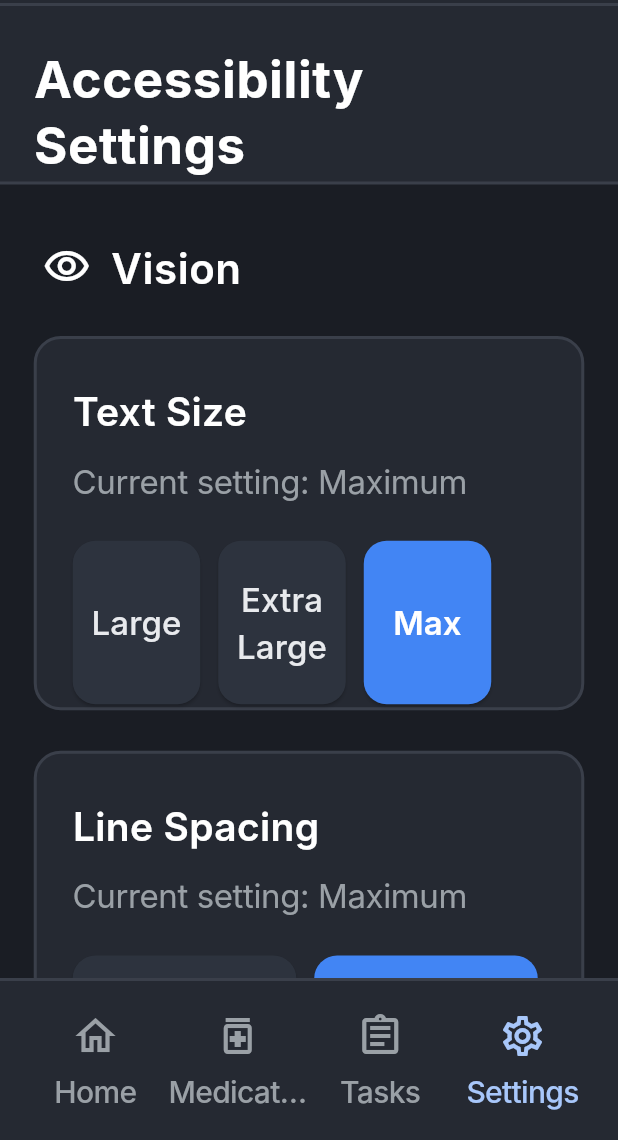
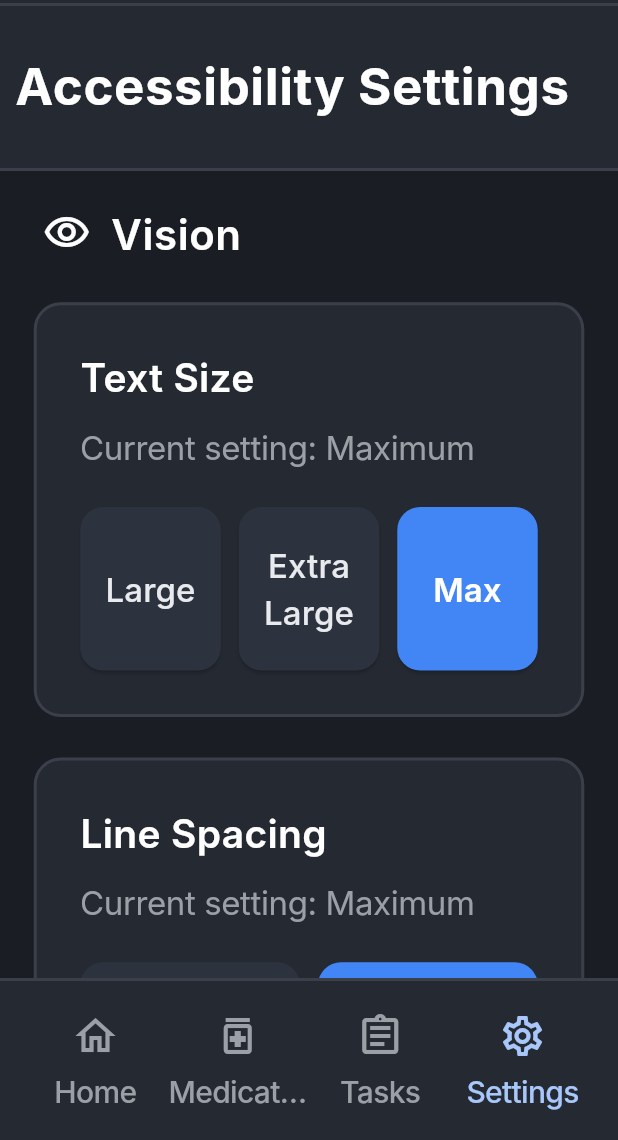
Before and after one commit to josephmw19/swen-661-careconnect-low-vision, a Flutter app: the screen it shows after launch, item 4 of the bottom bar chosen, on a phone screen of 412 x 824 dp, the part 96-1236 px from its top. Run offline on Flutter 3.47's test engine with Material 3 defaults, Android fonts, the phone set to English and light mode, and no system bars; Roboto replaces fonts that are missing (Inter).

Commit message:
flutter ui cleanup

```diff
--- a/flutter/flutter_lv/lib/appointments/appointments_page.dart
+++ b/flutter/flutter_lv/lib/appointments/appointments_page.dart
@@ -39,7 +39,7 @@ class AppointmentsPage extends StatelessWidget {
                   ),
                 ),
               ),
-              padding: const EdgeInsets.fromLTRB(22.5, 27, 22.5, 2),
+              padding: const EdgeInsets.fromLTRB(22.5, 27, 22.5, 22.5),
               child: Column(
                 crossAxisAlignment: CrossAxisAlignment.start,
                 children: [
@@ -86,7 +86,7 @@ class AppointmentsPage extends StatelessWidget {
             // Content area
             Expanded(
               child: SingleChildScrollView(
-                padding: const EdgeInsets.fromLTRB(22.5, 36, 22.5, 0),
+                padding: const EdgeInsets.all(22.5),
                 child: Column(
                   crossAxisAlignment: CrossAxisAlignment.stretch,
                   children: [
@@ -177,7 +177,7 @@ class AppointmentCard extends StatelessWidget {
         ),
         borderRadius: BorderRadius.circular(18),
       ),
-      padding: const EdgeInsets.fromLTRB(29, 29, 29, 2),
+      padding: const EdgeInsets.all(29),
       child: Column(
         crossAxisAlignment: CrossAxisAlignment.start,
         children: [
--- a/flutter/flutter_lv/lib/home/refill_reminder_card.dart
+++ b/flutter/flutter_lv/lib/home/refill_reminder_card.dart
@@ -14,7 +14,7 @@ class RefillReminderCard extends StatelessWidget {
         ),
         borderRadius: BorderRadius.circular(18),
       ),
-      padding: const EdgeInsets.fromLTRB(29, 29, 29, 2),
+      padding: const EdgeInsets.all(20),
       child: Row(
         crossAxisAlignment: CrossAxisAlignment.start,
         children: [
--- a/flutter/flutter_lv/lib/home/today_card.dart
+++ b/flutter/flutter_lv/lib/home/today_card.dart
@@ -14,7 +14,7 @@ class TodayCard extends StatelessWidget {
         ),
         borderRadius: BorderRadius.circular(18),
       ),
-      padding: const EdgeInsets.fromLTRB(29, 29, 29, 2),
+      padding: const EdgeInsets.all(29),
       child: Column(
         crossAxisAlignment: CrossAxisAlignment.start,
         children: [
--- a/flutter/flutter_lv/lib/home/upcoming_appointments_card.dart
+++ b/flutter/flutter_lv/lib/home/upcoming_appointments_card.dart
@@ -15,7 +15,7 @@ class UpcomingAppointmentsCard extends StatelessWidget {
         ),
         borderRadius: BorderRadius.circular(18),
       ),
-      padding: const EdgeInsets.fromLTRB(29, 29, 29, 2),
+      padding: const EdgeInsets.all(29),
       child: Column(
         crossAxisAlignment: CrossAxisAlignment.start,
         children: [
--- a/flutter/flutter_lv/lib/main.dart
+++ b/flutter/flutter_lv/lib/main.dart
@@ -56,7 +56,7 @@ class _MyHomePageState extends State<MyHomePage> {
         return Container(
           color: const Color(0xFF1A1D24),
           child: SingleChildScrollView(
-            padding: const EdgeInsets.fromLTRB(22.5, 36, 22.5, 0),
+            padding: const EdgeInsets.all(22.5),
             child: Column(
               crossAxisAlignment: CrossAxisAlignment.stretch,
               children: const [
@@ -87,7 +87,7 @@ class _MyHomePageState extends State<MyHomePage> {
         return Container(
           color: const Color(0xFF1A1D24),
           child: SingleChildScrollView(
-            padding: const EdgeInsets.fromLTRB(22.5, 36, 22.5, 0),
+            padding: const EdgeInsets.all(22.5),
             child: Column(
               crossAxisAlignment: CrossAxisAlignment.stretch,
               children: const [
--- a/flutter/flutter_lv/lib/medications/medication_list_item.dart
+++ b/flutter/flutter_lv/lib/medications/medication_list_item.dart
@@ -47,7 +47,7 @@ class MedicationListItem extends StatelessWidget {
         ),
         borderRadius: BorderRadius.circular(18),
       ),
-      padding: const EdgeInsets.fromLTRB(29, 29, 29, 2),
+      padding: const EdgeInsets.all(29),
       child: Column(
         crossAxisAlignment: CrossAxisAlignment.start,
         children: [
--- a/flutter/flutter_lv/lib/medications/medications_page.dart
+++ b/flutter/flutter_lv/lib/medications/medications_page.dart
@@ -102,7 +102,7 @@ class _MedicationsPageState extends State<MedicationsPage> {
               child: Container(
                 color: const Color(0xFF1A1D24),
                 child: SingleChildScrollView(
-                  padding: const EdgeInsets.fromLTRB(22.5, 36, 22.5, 0),
+                  padding: const EdgeInsets.fromLTRB(22.5, 36, 22.5, 22.5),
                   child: Column(
                     crossAxisAlignment: CrossAxisAlignment.stretch,
                     children: [
--- a/flutter/flutter_lv/lib/settings/settings_page.dart
+++ b/flutter/flutter_lv/lib/settings/settings_page.dart
@@ -26,7 +26,7 @@ class SettingsPage extends StatelessWidget {
                   ),
                 ),
               ),
-              padding: const EdgeInsets.fromLTRB(22.5, 27, 22.5, 2),
+              padding: const EdgeInsets.all(10),
               child: Column(
                 crossAxisAlignment: CrossAxisAlignment.start,
                 children: [
@@ -54,7 +54,7 @@ class SettingsPage extends StatelessWidget {
             // Content area
             Expanded(
               child: SingleChildScrollView(
-                padding: const EdgeInsets.fromLTRB(22.5, 36, 22.5, 0),
+                padding: const EdgeInsets.all(22.5),
                 child: Column(
                   crossAxisAlignment: CrossAxisAlignment.stretch,
                   children: [
@@ -203,7 +203,7 @@ class _TextSizeCard extends StatelessWidget {
         ),
         borderRadius: BorderRadius.circular(18),
       ),
-      padding: const EdgeInsets.fromLTRB(24, 29, 29, 2),
+      padding: const EdgeInsets.all(29),
       child: Column(
         crossAxisAlignment: CrossAxisAlignment.start,
         children: [
@@ -235,25 +235,28 @@ class _TextSizeCard extends StatelessWidget {
             mainAxisAlignment: MainAxisAlignment.start,
             crossAxisAlignment: CrossAxisAlignment.center,
             children: [
-              _OptionButton(
+              Expanded(
+                child: _OptionButton(
                   label: 'Large',
                   isSelected: false,
-                width: 85,
                   height: 109,
                 ),
+              ),
               const SizedBox(width: 12),
-              _OptionButton(
+              Expanded(
+                child: _OptionButton(
                   label: 'Extra Large',
                   isSelected: false,
-                width: 85,
                   height: 109,
                 ),
+              ),
               const SizedBox(width: 12),
-              _OptionButton(
+              Expanded(
+                child: _OptionButton(
                   label: 'Max',
                   isSelected: true,
-                width: 85,
                   height: 109,
+                ),
               ),
             ],
           ),
@@ -277,7 +280,7 @@ class _LineSpacingCard extends StatelessWidget {
         ),
         borderRadius: BorderRadius.circular(18),
       ),
-      padding: const EdgeInsets.fromLTRB(24, 29, 29, 2),
+      padding: const EdgeInsets.all(29),
       child: Column(
         crossAxisAlignment: CrossAxisAlignment.start,
         children: [
@@ -346,7 +349,7 @@ class _SpacingBetweenItemsCard extends StatelessWidget {
         ),
         borderRadius: BorderRadius.circular(18),
       ),
-      padding: const EdgeInsets.fromLTRB(24, 29, 29, 2),
+      padding: const EdgeInsets.all(29),
       child: Column(
         crossAxisAlignment: CrossAxisAlignment.start,
         children: [
@@ -415,7 +418,7 @@ class _ReduceVisualClutterCard extends StatelessWidget {
         ),
         borderRadius: BorderRadius.circular(18),
       ),
-      padding: const EdgeInsets.fromLTRB(24, 27, 27, 2),
+      padding: const EdgeInsets.all(27),
       child: Column(
         crossAxisAlignment: CrossAxisAlignment.start,
         children: [
@@ -470,7 +473,7 @@ class _SpeechSpeedCard extends StatelessWidget {
         ),
         borderRadius: BorderRadius.circular(18),
       ),
-      padding: const EdgeInsets.fromLTRB(24, 29, 29, 2),
+      padding: const EdgeInsets.all(29),
       child: Column(
         crossAxisAlignment: CrossAxisAlignment.start,
         children: [
@@ -502,25 +505,28 @@ class _SpeechSpeedCard extends StatelessWidget {
             mainAxisAlignment: MainAxisAlignment.start,
             crossAxisAlignment: CrossAxisAlignment.center,
             children: [
-              _OptionButton(
+              Expanded(
+                child: _OptionButton(
                   label: 'Slow',
                   isSelected: false,
-                width: 85,
                   height: 77,
                 ),
+              ),
               const SizedBox(width: 12),
-              _OptionButton(
+              Expanded(
+                child: _OptionButton(
                   label: 'Normal',
                   isSelected: true,
-                width: 85,
                   height: 77,
                 ),
+              ),
               const SizedBox(width: 12),
-              _OptionButton(
+              Expanded(
+                child: _OptionButton(
                   label: 'Fast',
                   isSelected: false,
-                width: 85,
                   height: 77,
+                ),
               ),
             ],
           ),
@@ -544,7 +550,7 @@ class _MicrophoneAccessCard extends StatelessWidget {
         ),
         borderRadius: BorderRadius.circular(18),
       ),
-      padding: const EdgeInsets.fromLTRB(24, 29, 29, 2),
+      padding: const EdgeInsets.all(29),
       child: Column(
         crossAxisAlignment: CrossAxisAlignment.start,
         children: [
@@ -619,7 +625,7 @@ class _ToggleCard extends StatelessWidget {
         ),
         borderRadius: BorderRadius.circular(18),
       ),
-      padding: const EdgeInsets.fromLTRB(24, 29, 29, 2),
+      padding: const EdgeInsets.all(29),
       child: Row(
         mainAxisAlignment: MainAxisAlignment.spaceBetween,
         crossAxisAlignment: CrossAxisAlignment.center,
@@ -650,20 +656,17 @@ class _ToggleCard extends StatelessWidget {
 class _OptionButton extends StatelessWidget {
   final String label;
   final bool isSelected;
-  final double? width;
   final double height;
 
   const _OptionButton({
     required this.label,
     required this.isSelected,
-    this.width,
     required this.height,
   });
 
   @override
   Widget build(BuildContext context) {
     return SizedBox(
-      width: width,
       height: height,
       child: ElevatedButton(
         onPressed: () {
```
Also changed, not shown: flutter/flutter_lv/lib/appointments/appointment_details_page.dart (+4 -4 lines), flutter/flutter_lv/lib/medications/medication_details_page.dart (+4 -4 lines), flutter/flutter_lv/lib/tasks/task_details_page.dart (+20 -6 lines), flutter/flutter_lv/lib/tasks/task_list_item.dart (+4 -6 lines). Lines whose indentation alone changed are shown as unchanged.
